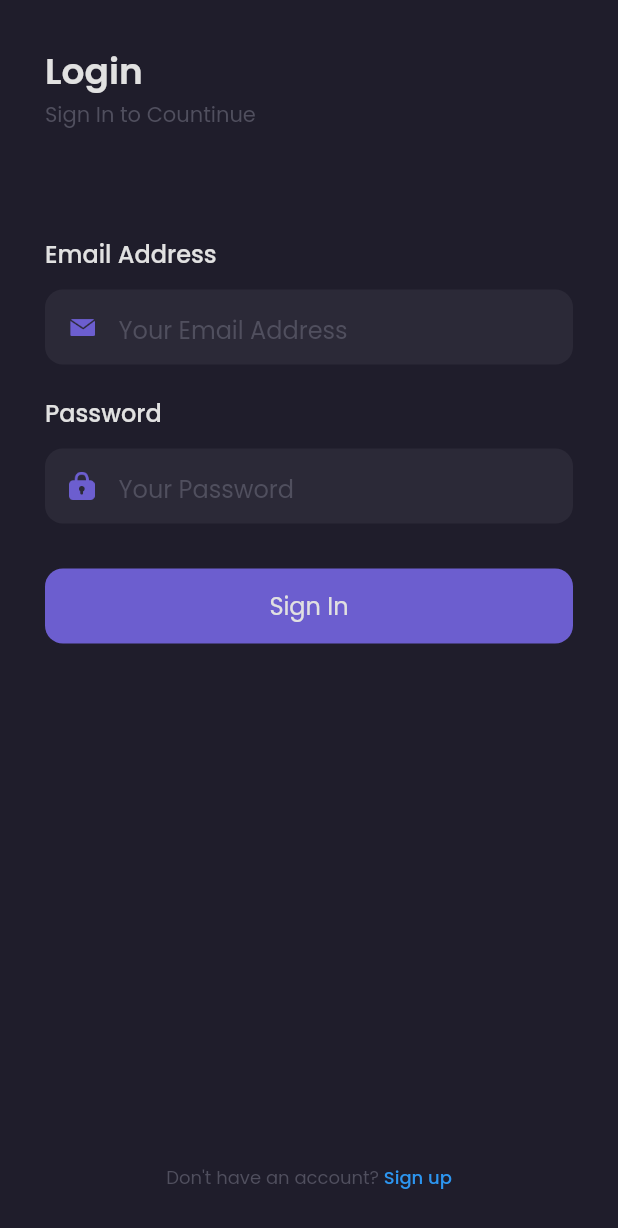
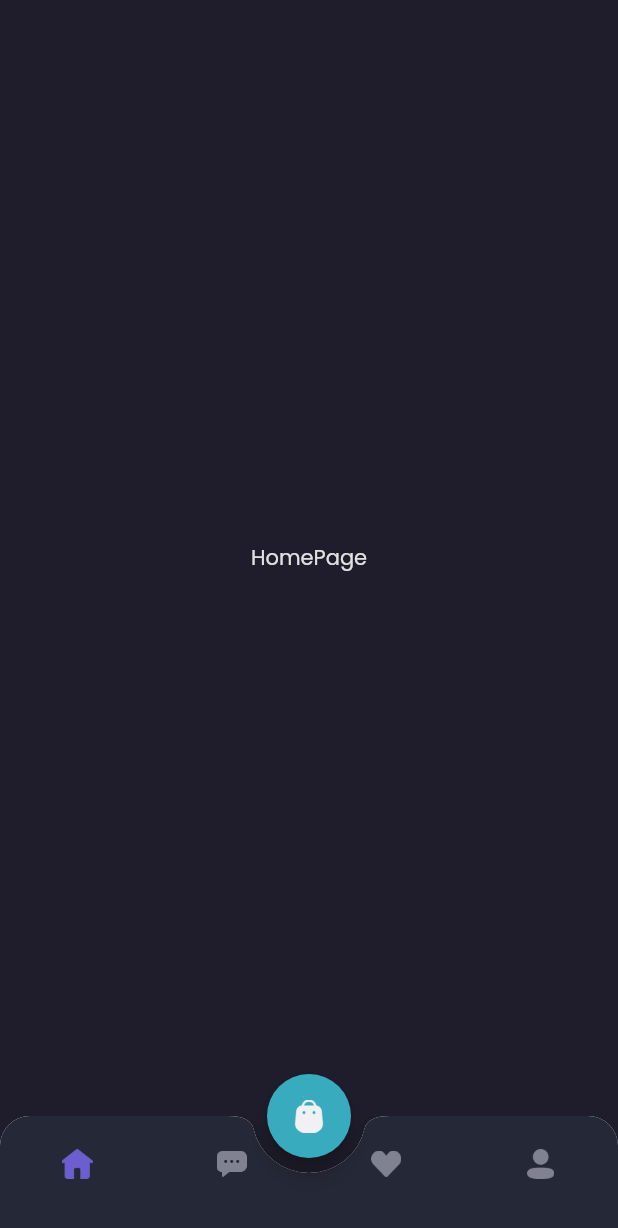
Before and after one commit to amrilrisman/shoes_market, a Flutter app: the screen it shows after launch, after a tap on "Sign In", on a phone screen of 412 x 824 dp. Shown: the top 1228 px of the screen. Run offline on Flutter 3.47's test engine with Material 2 defaults, Android fonts, the phone set to English and light mode, and no system bars; our stand-ins replace google_fonts.

Commit message:
make ui dashbord

```diff
--- /dev/null
+++ b/lib/pages/home/chat_page.dart
@@ -0,0 +1,12 @@
+import 'package:flutter/material.dart';
+import 'package:package/theme/theme.dart';
+
+class ChatPage extends StatelessWidget {
+  const ChatPage({Key? key}) : super(key: key);
+
+  @override
+  Widget build(BuildContext context) {
+    return Center(child: Text('ChatPage', style: primaryTextStyle,),);
+
+  }
+}
--- a/lib/pages/home/current_page.dart
+++ b/lib/pages/home/current_page.dart
@@ -1,13 +1,107 @@
 import 'package:flutter/material.dart';
+import 'package:package/pages/home/chat_page.dart';
+import 'package:package/pages/home/home_page.dart';
+import 'package:package/pages/home/profile_page.dart';
+import 'package:package/pages/home/wishlist_page.dart';
+import 'package:package/theme/theme.dart';
 
-class CurrentPage extends StatelessWidget {
+class CurrentPage extends StatefulWidget {
   static String rootName = '/current-page';
   const CurrentPage({Key? key}) : super(key: key);
 
   @override
+  State<CurrentPage> createState() => _CurrentPageState();
+}
+
+class _CurrentPageState extends State<CurrentPage> {
+  int _currentPage = 0;
+  Widget _customFLoating(Function() onTap) {
+    return FloatingActionButton(
+      backgroundColor: secondaryColor,
+      onPressed: onTap,
+      child: Image.asset(
+        'assets/Cart Icon.png',
+        width: 20,
+      ),
+    );
+  }
+
+  final List _listPageDashboar = [
+    const HomePage(),
+    const ChatPage(),
+    const WishListPage(),
+    const ProfilePage()
+  ];
+
+  Widget _body() {
+    // for (var i = 0; i < _listPageDashboar.length; i++) {}
+    return _listPageDashboar[_currentPage];
+  }
+
+  Widget _customNavbar() {
+    return ClipRRect(
+      borderRadius: const BorderRadius.vertical(top: Radius.circular(20)),
+      child: SizedBox(
+        height: 80,
+        child: BottomAppBar(
+          shape: const CircularNotchedRectangle(),
+          notchMargin: 10,
+          clipBehavior: Clip.antiAlias,
+          child: BottomNavigationBar(
+            currentIndex: _currentPage,
+            onTap: (value) {
+              setState(() {
+                _currentPage = value;
+              });
+            },
+            backgroundColor: backgroundColor4,
+            type: BottomNavigationBarType.fixed,
+            items: [
+              BottomNavigationBarItem(
+                  label: '',
+                  icon: Image.asset(
+                    'assets/icon_navbar_home.png',
+                    color: _currentPage == 0 ? primaryColor : Color(0xFF808191),
+                    width: 21,
+                  )),
+              BottomNavigationBarItem(
+                  label: '',
+                  icon: Image.asset(
+                    'assets/icon_navbar_chat.png',
+                    color: _currentPage == 1 ? primaryColor : Color(0xFF808191),
+                    width: 20,
+                  )),
+              BottomNavigationBarItem(
+                  label: '',
+                  icon: Image.asset(
+                    'assets/icon_navbar_fav.png',
+                    color: _currentPage == 2 ? primaryColor : Color(0xFF808191),
+                    width: 20,
+                  )),
+              BottomNavigationBarItem(
+                  label: '',
+                  icon: Image.asset(
+                    'assets/icon_navbar_profile.png',
+                    color: _currentPage == 3 ? primaryColor : Color(0xFF808191),
+                    width: 18,
+                  )),
+            ],
+          ),
+        ),
+      ),
+    );
+  }
+
+  @override
   Widget build(BuildContext context) {
-    return Scaffold(
-      body: Text('data'),
+    return SafeArea(
+      child: Scaffold(
+        backgroundColor: backgroundColor1,
+        floatingActionButtonLocation: FloatingActionButtonLocation.centerDocked,
+        bottomNavigationBar: _customNavbar(),
+        floatingActionButton: _customFLoating(() => null),
+        body: _body(),
+      ),
     );
   }
 }
--- /dev/null
+++ b/lib/pages/home/home_page.dart
@@ -0,0 +1,12 @@
+import 'package:flutter/material.dart';
+import 'package:package/theme/theme.dart';
+
+class HomePage extends StatelessWidget {
+  const HomePage({Key? key}) : super(key: key);
+
+  @override
+  Widget build(BuildContext context) {
+    return Center(child: Text('HomePage', style: primaryTextStyle,),);
+
+  }
+}
--- /dev/null
+++ b/lib/pages/home/profile_page.dart
@@ -0,0 +1,12 @@
+import 'package:flutter/material.dart';
+import 'package:package/theme/theme.dart';
+
+class ProfilePage extends StatelessWidget {
+  const ProfilePage({Key? key}) : super(key: key);
+
+  @override
+  Widget build(BuildContext context) {
+    return Center(child: Text('ProfilePage', style: primaryTextStyle,),);
+
+  }
+}
--- /dev/null
+++ b/lib/pages/home/wishlist_page.dart
@@ -0,0 +1,12 @@
+import 'package:flutter/material.dart';
+import 'package:package/theme/theme.dart';
+
+class WishListPage extends StatelessWidget {
+  const WishListPage({Key? key}) : super(key: key);
+
+  @override
+  Widget build(BuildContext context) {
+    return Center(child: Text('WishListPage', style: primaryTextStyle,),);
+
+  }
+}
--- a/lib/pages/sign-in_page.dart
+++ b/lib/pages/sign-in_page.dart
@@ -1,5 +1,6 @@
 import 'package:flutter/material.dart';
 import 'package:package/content/reusable_widget.dart';
+import 'package:package/pages/home/current_page.dart';
 import 'package:package/pages/sign-up_page.dart';
 import 'package:package/theme/theme.dart';
 
@@ -40,7 +41,7 @@ class SignIn extends StatelessWidget {
               const SizedBox(height: 30),
               buttonPrimary(
                   onTap: () {
-                    //TODO: untuk aksi login
+                    Navigator.pushNamed(context, CurrentPage.rootName);
                   },
                   textButton: 'Sign In'),
               const Spacer(),
--- a/lib/theme/theme.dart
+++ b/lib/theme/theme.dart
@@ -9,6 +9,7 @@ Color priceColor = Color(0xFF2C96F1);
 Color backgroundColor1 = Color(0xFF1F1D2B);
 Color backgroundColor2 = Color(0xFF2B2937);
 Color backgroundColor3 = Color(0xFF242231);
+Color backgroundColor4 = Color(0xFF252836);
 Color primarTextColor = Color(0xFFE1E1E1);
 Color secondaryTextColor = Color(0xFF999999);
 Color descriptionTextColor = Color(0xFF504F5E);
```
Also changed, not shown: assets/Cart Icon.png (added).
